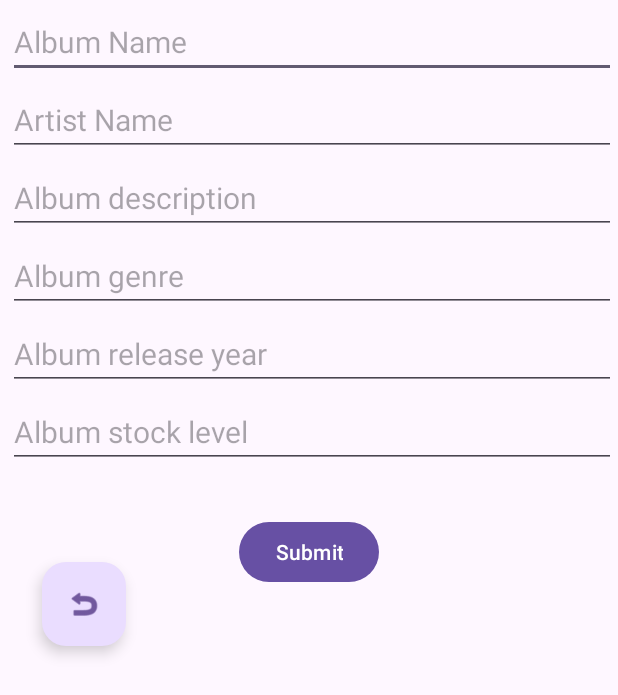
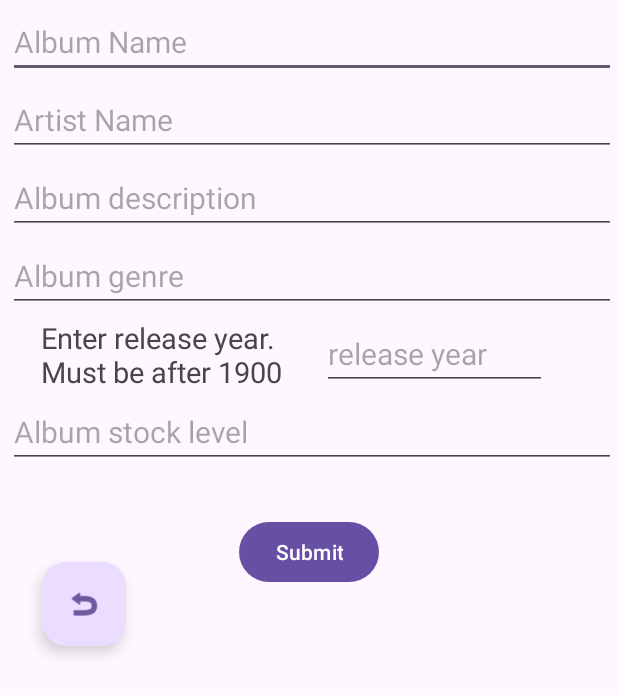
Before and after one commit to mmoazam/RecordShopApp, an Android app: the AddNewAlbumActivity screen opened directly, with no data from a screen before it, on a phone screen of 412 x 824 dp. Shown: the top 695 px of the screen. Run offline under Robolectric (Android 15) with nearby library versions, the phone set to English and light mode, and no system bars; our stand-ins replace data binding; 2 statements that could not run were skipped.

Commit message:
update release year size and add information textview

```diff
--- a/app/src/main/res/layout/activity_add_new_album.xml
+++ b/app/src/main/res/layout/activity_add_new_album.xml
@@ -80,18 +80,20 @@
             app:layout_constraintStart_toStartOf="parent"
             app:layout_constraintTop_toBottomOf="@+id/album_description" />
 
+
         <EditText
             android:id="@+id/album_release_year"
-            android:layout_width="match_parent"
+            android:layout_width="150dp"
             android:layout_height="wrap_content"
             android:layout_marginStart="5dp"
             android:layout_marginTop="4dp"
             android:layout_marginEnd="1dp"
-            android:hint="Album release year"
+            android:hint="release year"
             android:inputType="number"
             android:text="@={album.releaseYear}"
             android:textSize="20sp"
             app:layout_constraintEnd_toEndOf="parent"
+            app:layout_constraintHorizontal_bias="0.819"
             app:layout_constraintStart_toStartOf="parent"
             app:layout_constraintTop_toBottomOf="@+id/album_genre" />
 
@@ -139,6 +141,17 @@
             app:layout_constraintVertical_bias="0.315"
             app:srcCompat="@android:drawable/ic_menu_revert" />
 
+        <TextView
+            android:id="@+id/textView"
+            android:layout_width="wrap_content"
+            android:layout_height="wrap_content"
+            android:textSize="19sp"
+            android:text="Enter release year.\nMust be after 1900"
+            app:layout_constraintBottom_toTopOf="@+id/album_stock_level"
+            app:layout_constraintEnd_toStartOf="@+id/album_release_year"
+            app:layout_constraintStart_toStartOf="parent"
+            app:layout_constraintTop_toBottomOf="@+id/album_genre" />
+
 
     </androidx.constraintlayout.widget.ConstraintLayout>
 </layout>
```
